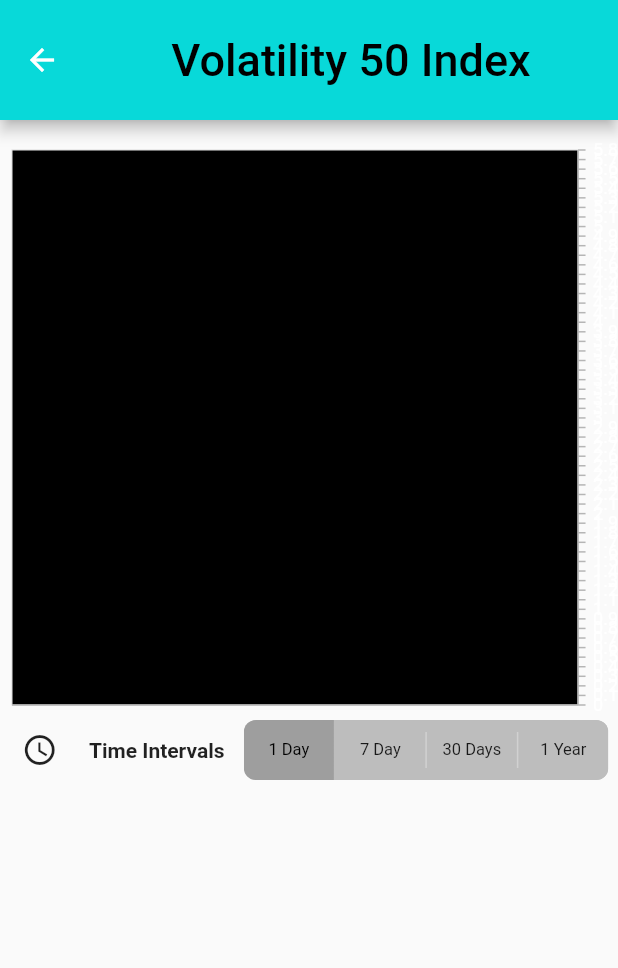
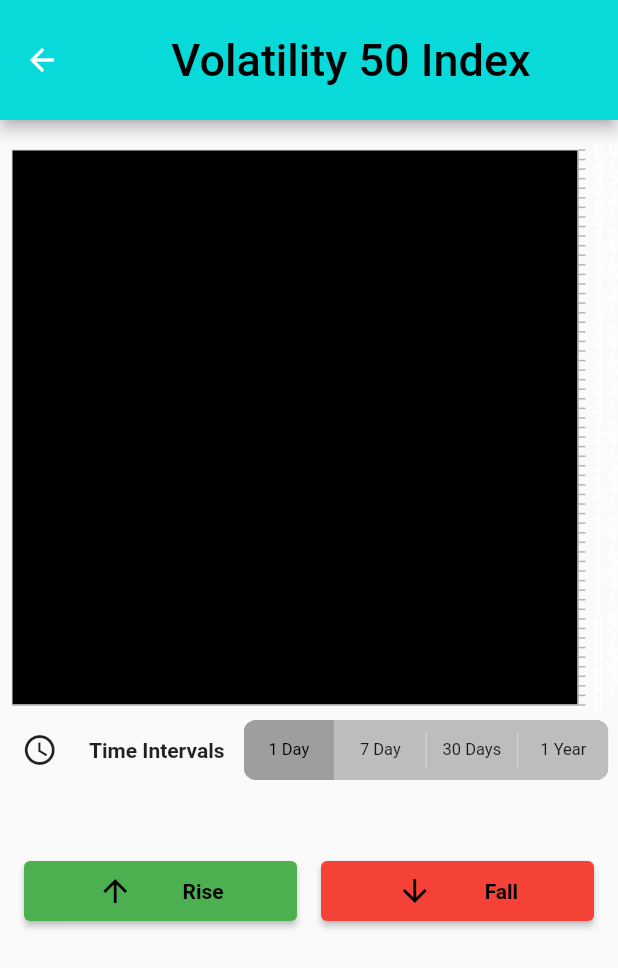
Before and after one commit to mohd08/berad_app, a Flutter app: the screen it shows after launch, after a tap on "Click Here", on a phone screen of 412 x 824 dp. Shown: the top 968 px of the screen. Run offline on Flutter 3.47's test engine with Material 2 defaults, Android fonts, the phone set to English and light mode, and no system bars; drawn by our look-alikes of toggle_switch; our stand-ins replace syncfusion_flutter_charts; network calls fail.

Commit message:
Details Page (Basic Done)

```diff
--- a/lib/chart.dart
+++ b/lib/chart.dart
@@ -19,16 +19,3 @@ class _chartBuilderState extends State<chartBuilder> {
     return Text("Hi");
   }
 }
-
-class tickHistory {
-  final String time;
-  final double price;
-
-  tickHistory({
-    required this.time,
-    required this.price,
-  });
-
-  @override
-  String toString() => '[ $time , $price ]';
-}
--- a/lib/graph.dart
+++ b/lib/graph.dart
@@ -1,5 +1,6 @@
-// ignore_for_file: avoid_print, unused_import, non_constant_identifier_names, camel_case_types, prefer_const_constructors, empty_constructor_bodies, no_logic_in_create_state, prefer_const_literals_to_create_immutables
+// ignore_for_file: avoid_print, unused_import, non_constant_identifier_names, camel_case_types, prefer_const_constructors, empty_constructor_bodies, no_logic_in_create_state, prefer_const_literals_to_create_immutables, unused_label, unused_field
 
+import 'dart:async';
 import 'dart:developer';
 
 import 'package:flutter/material.dart';
@@ -19,21 +20,36 @@ class Graph extends StatefulWidget {
 }
 
 class _GraphState extends State<Graph> {
+  late ChartSeriesController _chartSeriesController;
   final channel = IOWebSocketChannel.connect(
+      Uri.parse('wss://ws.binaryws.com/websockets/v3?app_id=1089'));
+  final channel2 = IOWebSocketChannel.connect(
       Uri.parse('wss://ws.binaryws.com/websockets/v3?app_id=1089'));
 
   String symbolName = "Volatility 50 Index";
+  String symbol = "R_50";
   List<tickHistory> priceTime = [];
 
   void getTickHistory() {
-    String request = '{"ticks_history": "R_50" ,"count": 100,"end": "latest"}';
-    channel.sink.add(request);
+    String request1 =
+        '{"ticks_history": "$symbol" ,"count": 50,"end": "latest"}';
+    channel.sink.add(request1);
+    print("first request sent");
+  }
+
+  void getTickStream() {
+    String request2 = '{"ticks": "R_50","subscribe": 1}';
+    channel2.sink.add(request2);
+    print("second request sent");
   }
 
   @override
   void initState() {
     getTickHistory();
     InitialTicks();
+    getTickStream();
+
+    tickStream();
     super.initState();
   }
 
@@ -76,6 +92,7 @@ class _GraphState extends State<Graph> {
                 enablePinching: true,
               ),
               primaryXAxis: CategoryAxis(
+                maximumLabels: 5,
                 isVisible: true,
                 majorGridLines: MajorGridLines(width: 0),
                 labelStyle: TextStyle(color: Colors.white),
@@ -83,6 +100,7 @@ class _GraphState extends State<Graph> {
                 labelPosition: ChartDataLabelPosition.inside,
               ),
               primaryYAxis: NumericAxis(
+                maximumLabels: 5,
                 interval: 0.1,
                 majorGridLines: MajorGridLines(width: 0),
                 labelPosition: ChartDataLabelPosition.inside,
@@ -103,6 +121,10 @@ class _GraphState extends State<Graph> {
               ),
               series: <ChartSeries<tickHistory, String>>[
                 LineSeries<tickHistory, String>(
+                  onRendererCreated: (ChartSeriesController controller) {
+                    _chartSeriesController:
+                    controller;
+                  },
                   color: Colors.grey,
                   enableTooltip: true,
                   dataSource: priceTime,
@@ -137,11 +159,74 @@ class _GraphState extends State<Graph> {
                 initialLabelIndex: 0,
                 totalSwitches: 4,
                 labels: ['1 Day', '7 Day', '30 Days', '1 Year'],
-                onToggle: (index) {
-                  print('switched to: $index');
-                },
+                onToggle: (index) {},
               )
             ],
+          ),
+          SizedBox(
+            width: double.infinity,
+            height: 50,
+          ),
+          Padding(
+            padding: const EdgeInsets.only(left: 8.0, right: 8.0),
+            child: Row(
+              crossAxisAlignment: CrossAxisAlignment.end,
+              mainAxisAlignment: MainAxisAlignment.spaceAround,
+              children: [
+                ElevatedButton(
+                  style: ButtonStyle(
+                    backgroundColor: MaterialStateProperty.all(Colors.green),
+                  ),
+                  onPressed: () {},
+                  child: SizedBox(
+                    height: 40,
+                    width: 150,
+                    child: Row(
+                      mainAxisAlignment: MainAxisAlignment.spaceEvenly,
+                      children: [
+                        Icon(
+                          Icons.arrow_upward,
+                          color: Colors.black,
+                        ),
+                        Text(
+                          "Rise",
+                          style: TextStyle(
+                            color: Colors.black,
+                            fontWeight: FontWeight.bold,
+                          ),
+                        ),
+                      ],
+                    ),
+                  ),
+                ),
+                ElevatedButton(
+                  style: ButtonStyle(
+                    backgroundColor: MaterialStateProperty.all(Colors.red),
+                  ),
+                  onPressed: () {},
+                  child: SizedBox(
+                    height: 40,
+                    width: 150,
+                    child: Row(
+                      mainAxisAlignment: MainAxisAlignment.spaceEvenly,
+                      children: [
+                        Icon(
+                          Icons.arrow_downward,
+                          color: Colors.black,
+                        ),
+                        Text(
+                          "Fall",
+                          style: TextStyle(
+                            color: Colors.black,
+                            fontWeight: FontWeight.bold,
+                          ),
+                        ),
+                      ],
+                    ),
+                  ),
+                ),
+              ],
+            ),
           ),
         ],
       ),
@@ -150,16 +235,18 @@ class _GraphState extends State<Graph> {
 
   void InitialTicks() {
     channel.stream.listen((data) {
+      // Decodes the response to JSON format
       var price = jsonDecode(data);
-      setState(() {
+      // initialize
       List<dynamic> timeConverted = [];
+
       for (int i = 0; i <= price['history']['times'].length - 1; i++) {
         // Converts epoch to DateTimestamp format
         timeConverted.add(DateTime.fromMillisecondsSinceEpoch(
             price['history']['times'][i] * 1000));
 
+        // extract time only
         String extractedTime = DateFormat.Hms().format(timeConverted[i]);
-
         priceTime.add(
           tickHistory(
             time: extractedTime,
@@ -167,8 +254,30 @@ class _GraphState extends State<Graph> {
           ),
         );
       }
+
+      channel.sink.close();
     });
-      channel.sink.close();
+  }
+
+  void tickStream() {
+    channel2.stream.listen((data) {
+      var tickStream = jsonDecode(data);
+      DateTime timeConverted = DateTime.now();
+
+      setState(() {
+        timeConverted = DateTime.fromMillisecondsSinceEpoch(
+            tickStream['tick']['epoch'] * 1000);
+
+        String extractedTime = DateFormat.Hms().format(timeConverted);
+
+        priceTime.add(
+          tickHistory(
+            time: extractedTime,
+            price: tickStream['tick']['quote'],
+          ),
+        );
+        priceTime.removeAt(0);
+      });
     });
   }
 }
```
Lines whose indentation alone changed are shown as unchanged.
